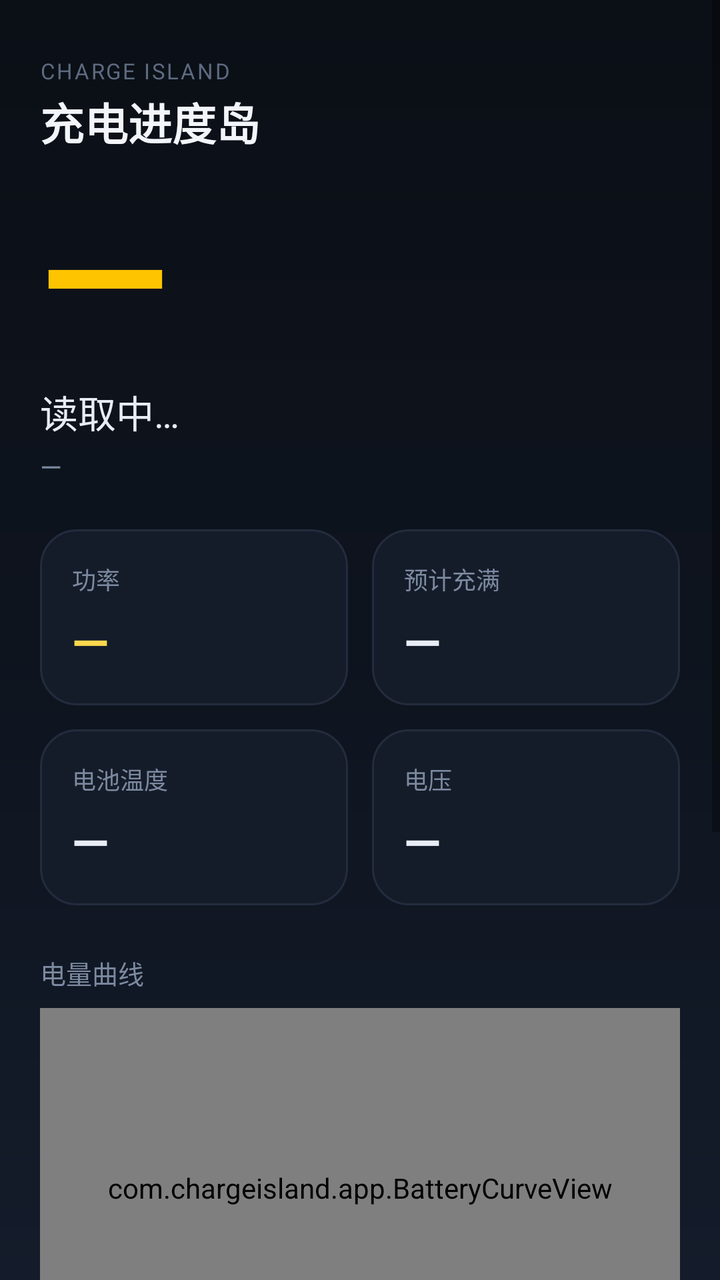
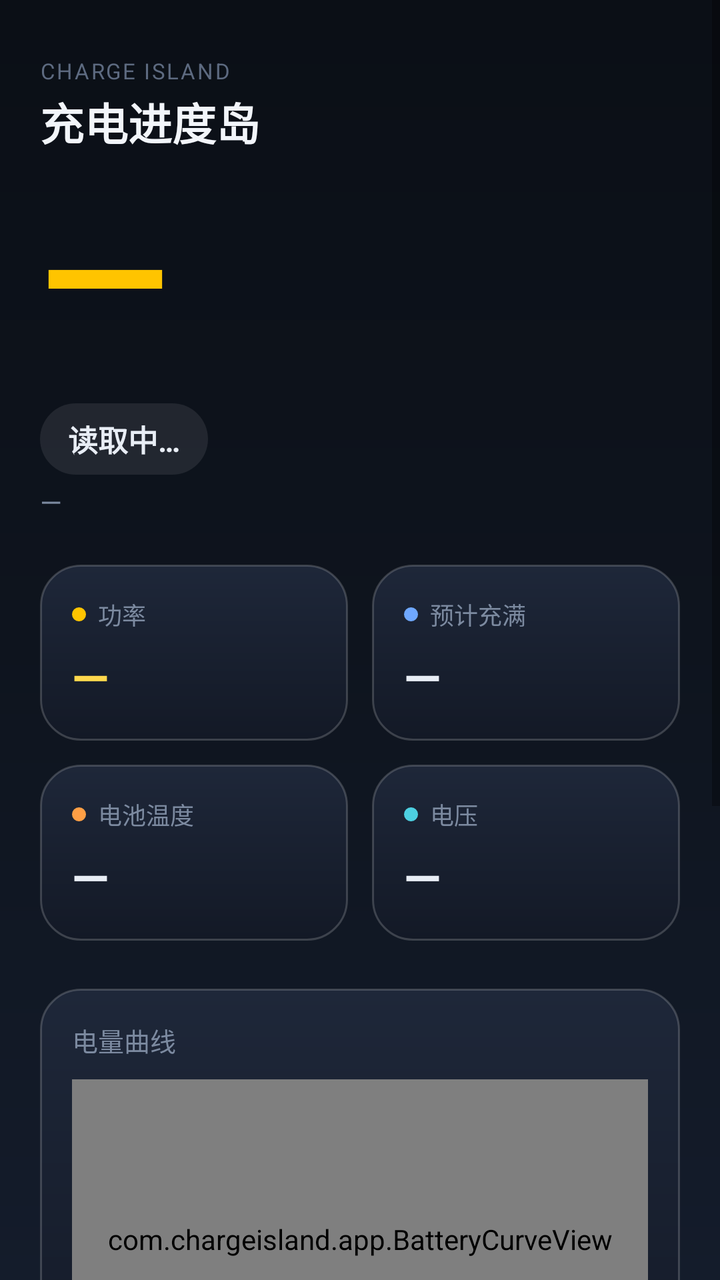

Screens rendered from an Android XML layout before and after an edit, with the pre-edit source and the edit as a unified diff.
<!-- AndroidManifest.xml: fallback theme Theme.MaterialComponents.DayNight.NoActionBar -->
<!-- res/layout/activity_main.xml -->
<?xml version="1.0" encoding="utf-8"?>
<ScrollView xmlns:android="http://schemas.android.com/apk/res/android"
    android:layout_width="match_parent"
    android:layout_height="match_parent"
    android:background="@drawable/bg_gradient"
    android:fillViewport="true">

    <LinearLayout
        android:layout_width="match_parent"
        android:layout_height="wrap_content"
        android:orientation="vertical"
        android:paddingStart="20dp"
        android:paddingTop="28dp"
        android:paddingEnd="20dp"
        android:paddingBottom="24dp">

        <TextView
            android:layout_width="wrap_content"
            android:layout_height="wrap_content"
            android:letterSpacing="0.08"
            android:text="CHARGE ISLAND"
            android:textColor="#5D6A80"
            android:textSize="11sp" />

        <TextView
            android:layout_width="wrap_content"
            android:layout_height="wrap_content"
            android:layout_marginTop="2dp"
            android:text="充电进度岛"
            android:textColor="#F2F5FA"
            android:textSize="22sp"
            android:textStyle="bold" />

        <TextView
            android:id="@+id/tvLevel"
            android:layout_width="wrap_content"
            android:layout_height="wrap_content"
            android:layout_marginTop="14dp"
            android:includeFontPadding="false"
            android:text="—"
            android:textColor="#FFC400"
            android:textSize="84sp"
            android:textStyle="bold" />

        <TextView
            android:id="@+id/tvStatus"
            android:layout_width="wrap_content"
            android:layout_height="wrap_content"
            android:layout_marginTop="2dp"
            android:text="读取中…"
            android:textColor="#E8EDF5"
            android:textSize="19sp" />

        <TextView
            android:id="@+id/tvPlug"
            android:layout_width="wrap_content"
            android:layout_height="wrap_content"
            android:layout_marginTop="4dp"
            android:text="—"
            android:textColor="#7C8AA0"
            android:textSize="14sp" />

        <LinearLayout
            android:layout_width="match_parent"
            android:layout_height="wrap_content"
            android:layout_marginTop="22dp"
            android:baselineAligned="false"
            android:orientation="horizontal">

            <LinearLayout
                android:layout_width="0dp"
                android:layout_height="wrap_content"
                android:layout_weight="1"
                android:background="@drawable/card_bg"
                android:orientation="vertical"
                android:padding="16dp">

                <TextView
                    android:layout_width="wrap_content"
                    android:layout_height="wrap_content"
                    android:text="功率"
                    android:textColor="#7C8AA0"
                    android:textSize="12sp" />

                <TextView
                    android:id="@+id/tvPower"
                    android:layout_width="wrap_content"
                    android:layout_height="wrap_content"
                    android:layout_marginTop="6dp"
                    android:text="—"
                    android:textColor="#FFD84D"
                    android:textSize="24sp"
                    android:textStyle="bold" />
            </LinearLayout>

            <LinearLayout
                android:layout_width="0dp"
                android:layout_height="wrap_content"
                android:layout_marginStart="12dp"
                android:layout_weight="1"
                android:background="@drawable/card_bg"
                android:orientation="vertical"
                android:padding="16dp">

                <TextView
                    android:id="@+id/tvEtaLabel"
                    android:layout_width="wrap_content"
                    android:layout_height="wrap_content"
                    android:text="预计充满"
                    android:textColor="#7C8AA0"
                    android:textSize="12sp" />

                <TextView
                    android:id="@+id/tvEta"
                    android:layout_width="wrap_content"
                    android:layout_height="wrap_content"
                    android:layout_marginTop="6dp"
                    android:text="—"
                    android:textColor="#E8EDF5"
                    android:textSize="24sp"
                    android:textStyle="bold" />
            </LinearLayout>
        </LinearLayout>

        <LinearLayout
            android:layout_width="match_parent"
            android:layout_height="wrap_content"
            android:layout_marginTop="12dp"
            android:baselineAligned="false"
            android:orientation="horizontal">

            <LinearLayout
                android:layout_width="0dp"
                android:layout_height="wrap_content"
                android:layout_weight="1"
                android:background="@drawable/card_bg"
                android:orientation="vertical"
                android:padding="16dp">

                <TextView
                    android:layout_width="wrap_content"
                    android:layout_height="wrap_content"
                    android:text="电池温度"
                    android:textColor="#7C8AA0"
                    android:textSize="12sp" />

                <TextView
                    android:id="@+id/tvTemp"
                    android:layout_width="wrap_content"
                    android:layout_height="wrap_content"
                    android:layout_marginTop="6dp"
                    android:text="—"
                    android:textColor="#E8EDF5"
                    android:textSize="24sp"
                    android:textStyle="bold" />
            </LinearLayout>

            <LinearLayout
                android:layout_width="0dp"
                android:layout_height="wrap_content"
                android:layout_marginStart="12dp"
                android:layout_weight="1"
                android:background="@drawable/card_bg"
                android:orientation="vertical"
                android:padding="16dp">

                <TextView
                    android:layout_width="wrap_content"
                    android:layout_height="wrap_content"
                    android:text="电压"
                    android:textColor="#7C8AA0"
                    android:textSize="12sp" />

                <TextView
                    android:id="@+id/tvVoltage"
                    android:layout_width="wrap_content"
                    android:layout_height="wrap_content"
                    android:layout_marginTop="6dp"
                    android:text="—"
                    android:textColor="#E8EDF5"
                    android:textSize="24sp"
                    android:textStyle="bold" />
            </LinearLayout>
        </LinearLayout>

        <TextView
            android:layout_width="wrap_content"
            android:layout_height="wrap_content"
            android:layout_marginTop="24dp"
            android:text="电量曲线"
            android:textColor="#7C8AA0"
            android:textSize="13sp" />

        <com.chargeisland.app.BatteryCurveView
            android:id="@+id/curve"
            android:layout_width="match_parent"
            android:layout_height="180dp"
            android:layout_marginTop="8dp"
            android:background="@drawable/card_bg" />

        <Button
            android:id="@+id/btnToggle"
            android:layout_width="match_parent"
            android:layout_height="56dp"
            android:layout_marginTop="26dp"
            android:background="@drawable/btn_primary_bg"
            android:text="开始监控充电进度"
            android:textColor="#10151F"
            android:textSize="16sp"
            android:textStyle="bold" />

        <LinearLayout
            android:layout_width="match_parent"
            android:layout_height="wrap_content"
            android:layout_marginTop="16dp"
            android:gravity="center_vertical"
            android:orientation="horizontal">

            <TextView
                android:id="@+id/tvPromoted"
                android:layout_width="0dp"
                android:layout_height="wrap_content"
                android:layout_weight="1"
                android:text="实时动态：检测中…"
                android:textColor="#7C8AA0"
                android:textSize="13sp" />
        </LinearLayout>

        <LinearLayout
            android:layout_width="match_parent"
            android:layout_height="wrap_content"
            android:layout_marginTop="10dp"
            android:orientation="horizontal">

            <Button
                android:id="@+id/btnLiveSettings"
                android:layout_width="0dp"
                android:layout_height="44dp"
                android:layout_weight="1"
                android:background="@drawable/btn_ghost_bg"
                android:text="实时动态设置"
                android:textColor="#6FA8FF"
                android:textSize="11sp" />

            <Button
                android:id="@+id/btnCheckUpdate"
                android:layout_width="0dp"
                android:layout_height="44dp"
                android:layout_marginStart="10dp"
                android:layout_weight="1"
                android:background="@drawable/btn_ghost_bg"
                android:text="检查更新"
                android:textColor="#6FA8FF"
                android:textSize="11sp" />

            <Button
                android:id="@+id/btnChangelog"
                android:layout_width="0dp"
                android:layout_height="44dp"
                android:layout_marginStart="10dp"
                android:layout_weight="1"
                android:background="@drawable/btn_ghost_bg"
                android:text="更新日志"
                android:textColor="#6FA8FF"
                android:textSize="11sp" />
        </LinearLayout>

        <TextView
            android:id="@+id/tvHint"
            android:layout_width="match_parent"
            android:layout_height="wrap_content"
            android:layout_marginTop="14dp"
            android:layout_marginBottom="8dp"
            android:lineSpacingExtra="3dp"
            android:text="开启后常驻通知并请求实时动态提升；插电或开机时自动启动，无需手动确认。若背屏未显示充电进度：请到 设置 → 妙享背屏 → 背屏通知，开启「背屏通知」与「显示通知详情」。"
            android:textColor="#7C8AA0"
            android:textSize="13sp" />
    </LinearLayout>
</ScrollView>
<!-- resources referenced by this layout -->
<resources>
  <!-- drawable bg_gradient (drawable) -->
  <?xml version="1.0" encoding="utf-8"?>
  <shape xmlns:android="http://schemas.android.com/apk/res/android">
      <gradient
          android:angle="270"
          android:startColor="#0B0F16"
          android:centerColor="#0E141E"
          android:endColor="#141C2B"
          android:type="linear" />
  </shape>
  <!-- drawable btn_ghost_bg (drawable) -->
  <?xml version="1.0" encoding="utf-8"?>
  <shape xmlns:android="http://schemas.android.com/apk/res/android">
      <solid android:color="#1A2130" />
      <stroke
          android:width="1dp"
          android:color="#273146" />
      <corners android:radius="14dp" />
  </shape>
  <!-- drawable btn_primary_bg (drawable) -->
  <?xml version="1.0" encoding="utf-8"?>
  <shape xmlns:android="http://schemas.android.com/apk/res/android">
      <gradient
          android:angle="0"
          android:startColor="#FFD84D"
          android:endColor="#FFA726"
          android:type="linear" />
      <corners android:radius="26dp" />
  </shape>
  <!-- drawable card_bg (drawable) -->
  <?xml version="1.0" encoding="utf-8"?>
  <shape xmlns:android="http://schemas.android.com/apk/res/android">
      <solid android:color="#151C29" />
      <stroke
          android:width="1dp"
          android:color="#232C3E" />
      <corners android:radius="18dp" />
  </shape>
</resources>

<!-- the commit's change to res/layout/activity_main.xml (unified diff, before → after) -->
@@ -46,10 +46,17 @@
             android:id="@+id/tvStatus"
             android:layout_width="wrap_content"
             android:layout_height="wrap_content"
-            android:layout_marginTop="2dp"
+            android:layout_marginTop="12dp"
+            android:background="@drawable/pill_badge"
+            android:includeFontPadding="false"
+            android:paddingStart="14dp"
+            android:paddingTop="7dp"
+            android:paddingEnd="14dp"
+            android:paddingBottom="7dp"
             android:text="读取中…"
             android:textColor="#E8EDF5"
-            android:textSize="19sp" />
+            android:textSize="15sp"
+            android:textStyle="bold" />
 
         <TextView
             android:id="@+id/tvPlug"
@@ -75,12 +82,25 @@
                 android:orientation="vertical"
                 android:padding="16dp">
 
-                <TextView
-                    android:layout_width="wrap_content"
-                    android:layout_height="wrap_content"
-                    android:text="功率"
-                    android:textColor="#7C8AA0"
-                    android:textSize="12sp" />
+                <LinearLayout
+                    android:layout_width="wrap_content"
+                    android:layout_height="wrap_content"
+                    android:gravity="center_vertical"
+                    android:orientation="horizontal">
+
+                    <View
+                        android:layout_width="7dp"
+                        android:layout_height="7dp"
+                        android:layout_marginEnd="6dp"
+                        android:background="@drawable/dot_power" />
+
+                    <TextView
+                        android:layout_width="wrap_content"
+                        android:layout_height="wrap_content"
+                        android:text="功率"
+                        android:textColor="#7C8AA0"
+                        android:textSize="12sp" />
+                </LinearLayout>
 
                 <TextView
                     android:id="@+id/tvPower"
@@ -102,13 +122,26 @@
                 android:orientation="vertical"
                 android:padding="16dp">
 
-                <TextView
-                    android:id="@+id/tvEtaLabel"
-                    android:layout_width="wrap_content"
-                    android:layout_height="wrap_content"
-                    android:text="预计充满"
-                    android:textColor="#7C8AA0"
-                    android:textSize="12sp" />
+                <LinearLayout
+                    android:layout_width="wrap_content"
+                    android:layout_height="wrap_content"
+                    android:gravity="center_vertical"
+                    android:orientation="horizontal">
+
+                    <View
+                        android:layout_width="7dp"
+                        android:layout_height="7dp"
+                        android:layout_marginEnd="6dp"
+                        android:background="@drawable/dot_eta" />
+
+                    <TextView
+                        android:id="@+id/tvEtaLabel"
+                        android:layout_width="wrap_content"
+                        android:layout_height="wrap_content"
+                        android:text="预计充满"
+                        android:textColor="#7C8AA0"
+                        android:textSize="12sp" />
+                </LinearLayout>
 
                 <TextView
                     android:id="@+id/tvEta"
@@ -137,12 +170,25 @@
                 android:orientation="vertical"
                 android:padding="16dp">
 
-                <TextView
-                    android:layout_width="wrap_content"
-                    android:layout_height="wrap_content"
-                    android:text="电池温度"
-                    android:textColor="#7C8AA0"
-                    android:textSize="12sp" />
+                <LinearLayout
+                    android:layout_width="wrap_content"
+                    android:layout_height="wrap_content"
+                    android:gravity="center_vertical"
+                    android:orientation="horizontal">
+
+                    <View
+                        android:layout_width="7dp"
+                        android:layout_height="7dp"
+                        android:layout_marginEnd="6dp"
+                        android:background="@drawable/dot_temp" />
+
+                    <TextView
+                        android:layout_width="wrap_content"
+                        android:layout_height="wrap_content"
+                        android:text="电池温度"
+                        android:textColor="#7C8AA0"
+                        android:textSize="12sp" />
+                </LinearLayout>
 
                 <TextView
                     android:id="@+id/tvTemp"
@@ -164,12 +210,25 @@
                 android:orientation="vertical"
                 android:padding="16dp">
 
-                <TextView
-                    android:layout_width="wrap_content"
-                    android:layout_height="wrap_content"
-                    android:text="电压"
-                    android:textColor="#7C8AA0"
-                    android:textSize="12sp" />
+                <LinearLayout
+                    android:layout_width="wrap_content"
+                    android:layout_height="wrap_content"
+                    android:gravity="center_vertical"
+                    android:orientation="horizontal">
+
+                    <View
+                        android:layout_width="7dp"
+                        android:layout_height="7dp"
+                        android:layout_marginEnd="6dp"
+                        android:background="@drawable/dot_voltage" />
+
+                    <TextView
+                        android:layout_width="wrap_content"
+                        android:layout_height="wrap_content"
+                        android:text="电压"
+                        android:textColor="#7C8AA0"
+                        android:textSize="12sp" />
+                </LinearLayout>
 
                 <TextView
                     android:id="@+id/tvVoltage"
@@ -183,20 +242,27 @@
             </LinearLayout>
         </LinearLayout>
 
-        <TextView
-            android:layout_width="wrap_content"
+        <LinearLayout
+            android:layout_width="match_parent"
             android:layout_height="wrap_content"
             android:layout_marginTop="24dp"
-            android:text="电量曲线"
-            android:textColor="#7C8AA0"
-            android:textSize="13sp" />
-
-        <com.chargeisland.app.BatteryCurveView
-            android:id="@+id/curve"
-            android:layout_width="match_parent"
-            android:layout_height="180dp"
-            android:layout_marginTop="8dp"
-            android:background="@drawable/card_bg" />
+            android:background="@drawable/card_bg"
+            android:orientation="vertical"
+            android:padding="16dp">
+
+            <TextView
+                android:layout_width="wrap_content"
+                android:layout_height="wrap_content"
+                android:text="电量曲线"
+                android:textColor="#7C8AA0"
+                android:textSize="13sp" />
+
+            <com.chargeisland.app.BatteryCurveView
+                android:id="@+id/curve"
+                android:layout_width="match_parent"
+                android:layout_height="160dp"
+                android:layout_marginTop="10dp" />
+        </LinearLayout>
 
         <Button
             android:id="@+id/btnToggle"
@@ -240,7 +306,7 @@
                 android:background="@drawable/btn_ghost_bg"
                 android:text="实时动态设置"
                 android:textColor="#6FA8FF"
-                android:textSize="11sp" />
+                android:textSize="12sp" />
 
             <Button
                 android:id="@+id/btnCheckUpdate"
@@ -251,7 +317,7 @@
                 android:background="@drawable/btn_ghost_bg"
                 android:text="检查更新"
                 android:textColor="#6FA8FF"
-                android:textSize="11sp" />
+                android:textSize="12sp" />
 
             <Button
                 android:id="@+id/btnChangelog"
@@ -262,7 +328,7 @@
                 android:background="@drawable/btn_ghost_bg"
                 android:text="更新日志"
                 android:textColor="#6FA8FF"
-                android:textSize="11sp" />
+                android:textSize="12sp" />
         </LinearLayout>
 
         <TextView
<!-- resource entries referenced after the edit -->
@@ -16,8 +16,8 @@
       <solid android:color="#1A2130" />
       <stroke
           android:width="1dp"
-          android:color="#273146" />
-      <corners android:radius="14dp" />
+          android:color="#3AFFFFFF" />
+      <corners android:radius="99dp" />
   </shape>
   <!-- drawable btn_primary_bg (drawable) -->
   <?xml version="1.0" encoding="utf-8"?>
@@ -32,11 +32,52 @@
   <!-- drawable card_bg (drawable) -->
   <?xml version="1.0" encoding="utf-8"?>
   <shape xmlns:android="http://schemas.android.com/apk/res/android">
-      <solid android:color="#151C29" />
+      <gradient
+          android:angle="270"
+          android:endColor="#131926"
+          android:startColor="#1E2739" />
       <stroke
           android:width="1dp"
-          android:color="#232C3E" />
-      <corners android:radius="18dp" />
+          android:color="#2EFFFFFF" />
+      <corners android:radius="20dp" />
+  </shape>
+  <!-- drawable dot_eta (drawable) -->
+  <?xml version="1.0" encoding="utf-8"?>
+  <shape xmlns:android="http://schemas.android.com/apk/res/android" android:shape="oval">
+      <solid android:color="#6FA8FF" />
+      <size
+          android:width="7dp"
+          android:height="7dp" />
+  </shape>
+  <!-- drawable dot_power (drawable) -->
+  <?xml version="1.0" encoding="utf-8"?>
+  <shape xmlns:android="http://schemas.android.com/apk/res/android" android:shape="oval">
+      <solid android:color="#FFC400" />
+      <size
+          android:width="7dp"
+          android:height="7dp" />
+  </shape>
+  <!-- drawable dot_temp (drawable) -->
+  <?xml version="1.0" encoding="utf-8"?>
+  <shape xmlns:android="http://schemas.android.com/apk/res/android" android:shape="oval">
+      <solid android:color="#FF9F45" />
+      <size
+          android:width="7dp"
+          android:height="7dp" />
+  </shape>
+  <!-- drawable dot_voltage (drawable) -->
+  <?xml version="1.0" encoding="utf-8"?>
+  <shape xmlns:android="http://schemas.android.com/apk/res/android" android:shape="oval">
+      <solid android:color="#4DD0E1" />
+      <size
+          android:width="7dp"
+          android:height="7dp" />
+  </shape>
+  <!-- drawable pill_badge (drawable) -->
+  <?xml version="1.0" encoding="utf-8"?>
+  <shape xmlns:android="http://schemas.android.com/apk/res/android">
+      <solid android:color="#16FFFFFF" />
+      <corners android:radius="99dp" />
   </shape>
 </resources>
 
